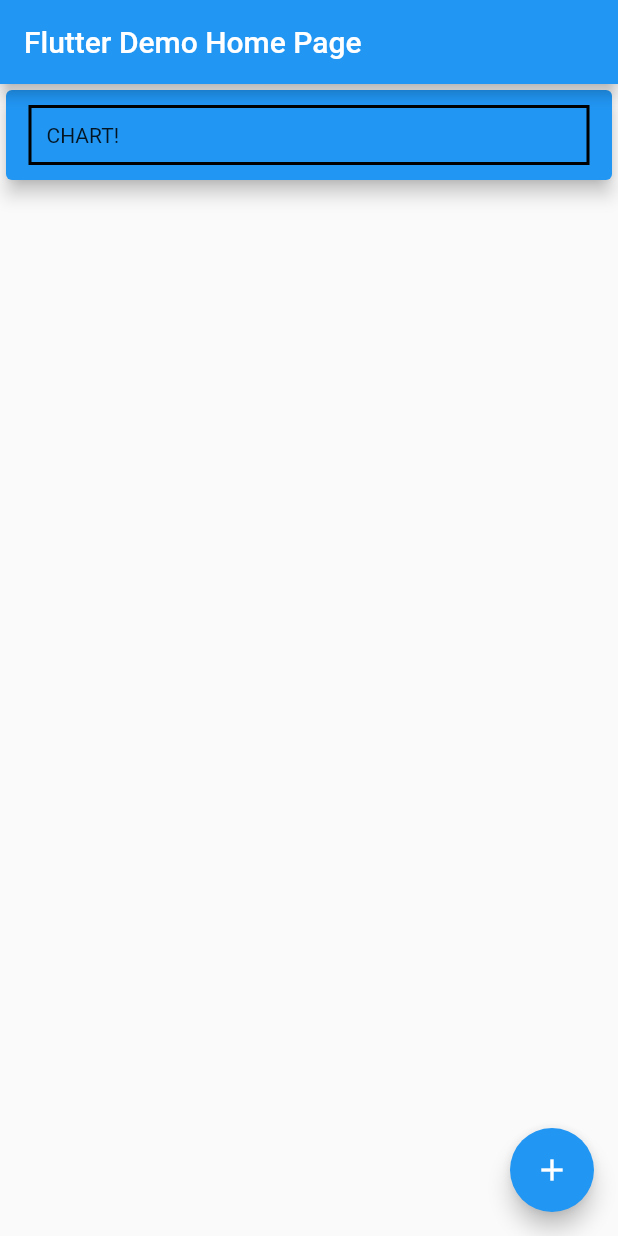
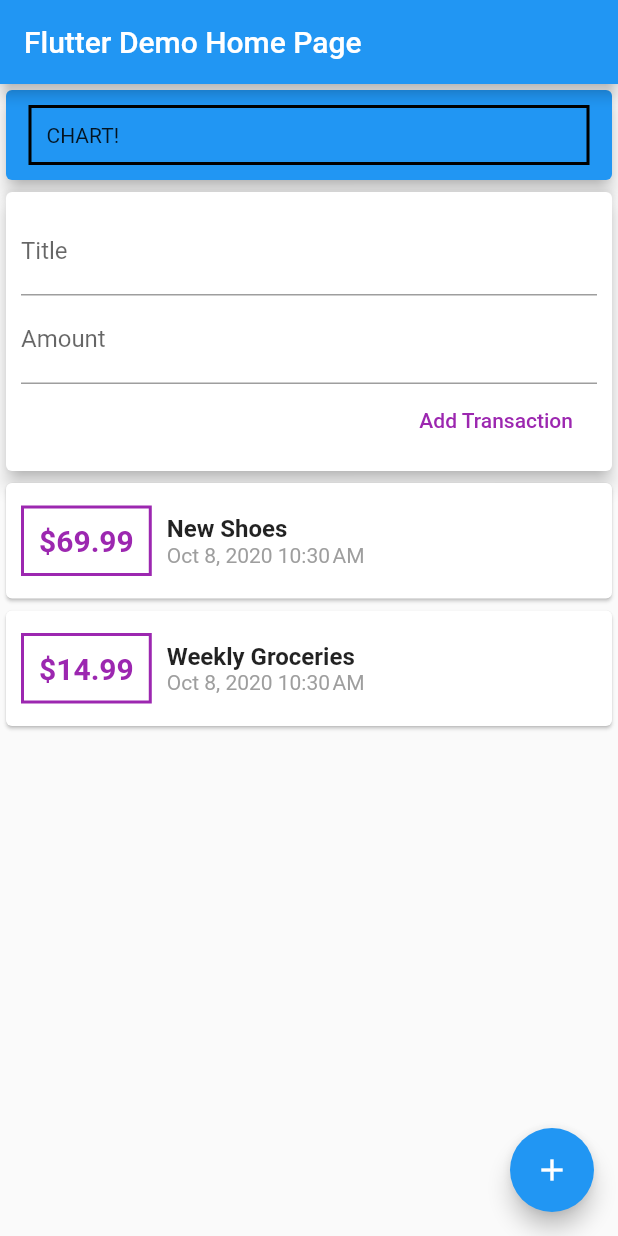
Before and after one commit to haidangngoc/expenses_planner, a Flutter app: the screen it shows after launch, on a phone screen of 412 x 824 dp. Run offline on Flutter 3.47's test engine with Material 2 defaults, Android fonts, the phone set to English and light mode, and no system bars.

Commit message:
Connecting widgets and manage data

```diff
--- a/lib/main.dart
+++ b/lib/main.dart
@@ -1,3 +1,4 @@
+import './widgets/user_transactions.dart';
 import 'package:flutter/material.dart';
 
 void main() {
@@ -128,6 +129,7 @@ class _MyHomePageState extends State<MyHomePage> {
               ),
               elevation: 5,
             ),
+            UserTransactions()
           ],
         ),
       ),
--- a/lib/widgets/user_transactions.dart
+++ b/lib/widgets/user_transactions.dart
@@ -23,6 +23,20 @@ class _UserTransactionsState extends State<UserTransactions> {
       date: DateTime.now(),
     ),
   ];
+
+  void _addNewTransaction(String txTitle, double txAmount) {
+    final newTx = Transaction(
+      id: DateTime.now().toString(),
+      title: txTitle,
+      amount: txAmount,
+      date: DateTime.now(),
+    );
+
+    setState(() {
+      _userTransactions.add(newTx);
+    });
+  }
+
   @override
   Widget build(BuildContext context) {
     return Column(
```
